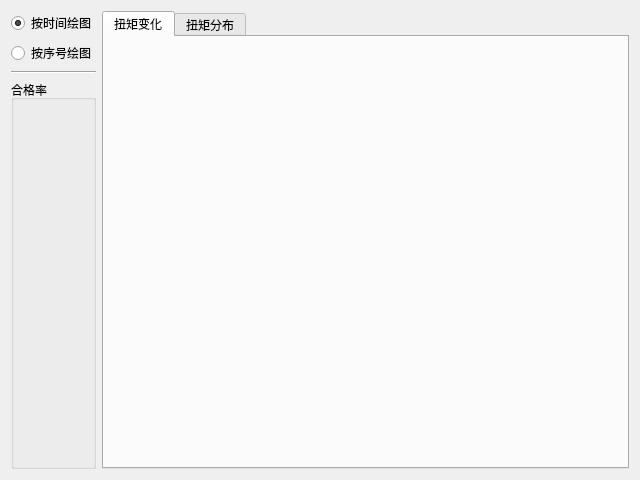
Old version of the form db_process/ui/comp_form.ui in the repository Sanvenir/db_process.
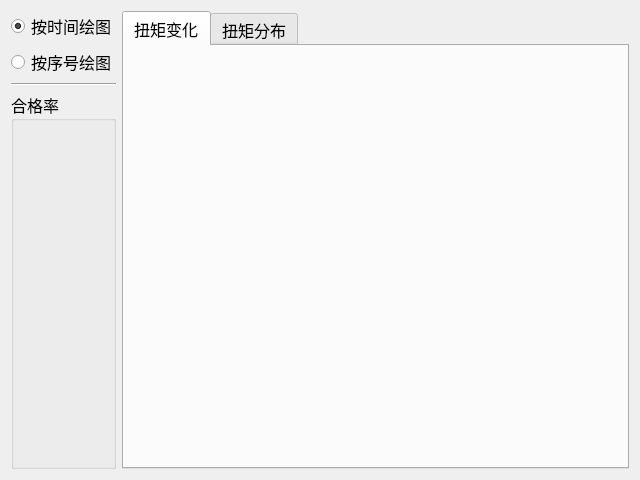
New version of the form.

Patch:
```diff
--- a/db_process/ui/comp_form.ui
+++ b/db_process/ui/comp_form.ui
@@ -30,6 +30,12 @@
          <verstretch>0</verstretch>
         </sizepolicy>
        </property>
+       <property name="font">
+        <font>
+         <family>等线</family>
+         <pointsize>12</pointsize>
+        </font>
+       </property>
        <property name="text">
         <string>按时间绘图</string>
        </property>
@@ -46,6 +52,12 @@
          <verstretch>0</verstretch>
         </sizepolicy>
        </property>
+       <property name="font">
+        <font>
+         <family>等线</family>
+         <pointsize>12</pointsize>
+        </font>
+       </property>
        <property name="text">
         <string>按序号绘图</string>
        </property>
@@ -53,6 +65,12 @@
      </item>
      <item>
       <widget class="Line" name="line">
+       <property name="font">
+        <font>
+         <family>等线</family>
+         <pointsize>12</pointsize>
+        </font>
+       </property>
        <property name="orientation">
         <enum>Qt::Horizontal</enum>
        </property>
@@ -60,6 +78,12 @@
      </item>
      <item>
       <widget class="QGroupBox" name="groupBoxQualification">
+       <property name="font">
+        <font>
+         <family>等线</family>
+         <pointsize>12</pointsize>
+        </font>
+       </property>
        <property name="title">
         <string>合格率</string>
        </property>
@@ -69,6 +93,12 @@
    </item>
    <item>
     <widget class="QTabWidget" name="tabWidget">
+     <property name="font">
+      <font>
+       <family>等线</family>
+       <pointsize>12</pointsize>
+      </font>
+     </property>
      <property name="currentIndex">
       <number>0</number>
      </property>
```
